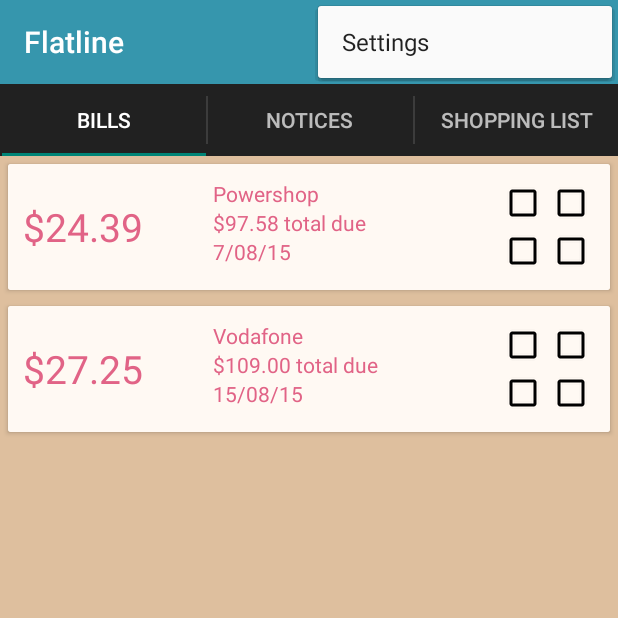
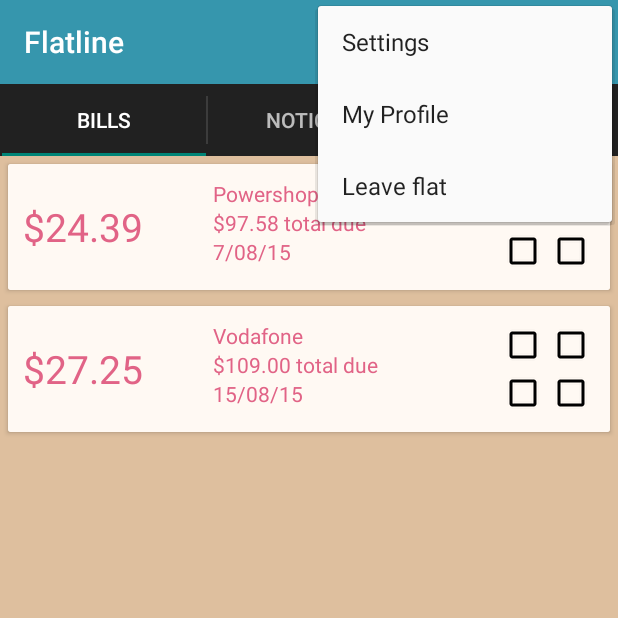
Before and after one commit to flatline-sot/flatline-android, an Android app: the HomepageActivity screen opened directly, with no data from a screen before it, with the options menu open, on a phone screen of 412 x 824 dp, the top half of it. Run offline under Robolectric (Android 15) with nearby library versions, the phone set to English and light mode, and no system bars; 1 statement that could not run was skipped.

Commit message:
Added overflow options

```diff
--- a/Flatline/app/src/main/java/nz/flatline/flatline/HomepageActivity.java
+++ b/Flatline/app/src/main/java/nz/flatline/flatline/HomepageActivity.java
@@ -50,7 +50,6 @@
         // Set up the action bar.
         final ActionBar actionBar = getSupportActionBar();
         actionBar.setBackgroundDrawable(new ColorDrawable(getResources().getColor(R.color.flatline_blue)));
-
         actionBar.setNavigationMode(ActionBar.NAVIGATION_MODE_TABS);
 
         // Create the adapter that will return a fragment for each of the three
--- a/Flatline/app/src/main/res/layout/activity_homepage.xml
+++ b/Flatline/app/src/main/res/layout/activity_homepage.xml
@@ -4,4 +4,5 @@
     android:id="@+id/pager"
     android:layout_width="match_parent"
     android:layout_height="match_parent"
-    tools:context=".HomepageActivity"/>
+    tools:context=".HomepageActivity"
+    android:background="@color/flatline_pale_brown"/>
--- a/Flatline/app/src/main/res/menu/menu_homepage.xml
+++ b/Flatline/app/src/main/res/menu/menu_homepage.xml
@@ -3,4 +3,8 @@
     xmlns:tools="http://schemas.android.com/tools" tools:context=".HomepageActivity">
     <item android:id="@+id/action_settings" android:title="@string/action_settings"
         android:orderInCategory="100" app:showAsAction="never" />
+    <item android:id="@+id/action_profile" android:title="@string/action_profile"
+        android:orderInCategory="100" app:showAsAction="never" />
+    <item android:id="@+id/action_clear_flat" android:title="@string/action_clear_flat"
+        android:orderInCategory="100" app:showAsAction="never" />
 </menu>
--- a/Flatline/app/src/main/res/values-v21/styles.xml
+++ b/Flatline/app/src/main/res/values-v21/styles.xml
@@ -5,6 +5,12 @@
         <!-- Customize your theme here. -->
         <item name="android:colorControlNormal">#a6a29e</item>
         <item name="android:colorControlHighlight">@color/flatline_blue</item>
+        <item name="android:actionBarTabStyle">@style/MyTabStyle</item>
+
+    </style>
+
+    <style name="MyTabStyle" parent="Widget.AppCompat.ActionBar.TabView">
+        <item name="android:background">@drawable/flatline_blue_d</item>
     </style>
 
     <style name="PrimaryButton" parent="Theme.AppCompat.Light.DarkActionBar">
--- a/Flatline/app/src/main/res/values/strings.xml
+++ b/Flatline/app/src/main/res/values/strings.xml
@@ -23,4 +23,6 @@
     <string name="paid">Paid</string>
     <string name="dialog_title">Have you paid this bill?</string>
     <string name="dialog_message">This is the message</string>
+    <string name="action_profile">My Profile</string>
+    <string name="action_clear_flat">Leave flat</string>
 </resources>
--- a/Flatline/app/src/main/res/values/styles.xml
+++ b/Flatline/app/src/main/res/values/styles.xml
@@ -2,10 +2,10 @@
 
     <!-- Base application theme. -->
     <style name="AppTheme" parent="Theme.AppCompat">
-        <item name="android:actionBarTabBarStyle">@style/MyTabStyle</item>
+        <item name="android:actionBarTabStyle">@style/MyTabStyle</item>
     </style>
 
-    <style name="MyTabStyle" parent="Widget.AppCompat.ActionBar.TabBar">
+    <style name="MyTabStyle" parent="Widget.AppCompat.ActionBar.TabView">
         <item name="android:background">@drawable/flatline_blue_d</item>
     </style>
 
```
Also changed, not shown: 1 other file.
